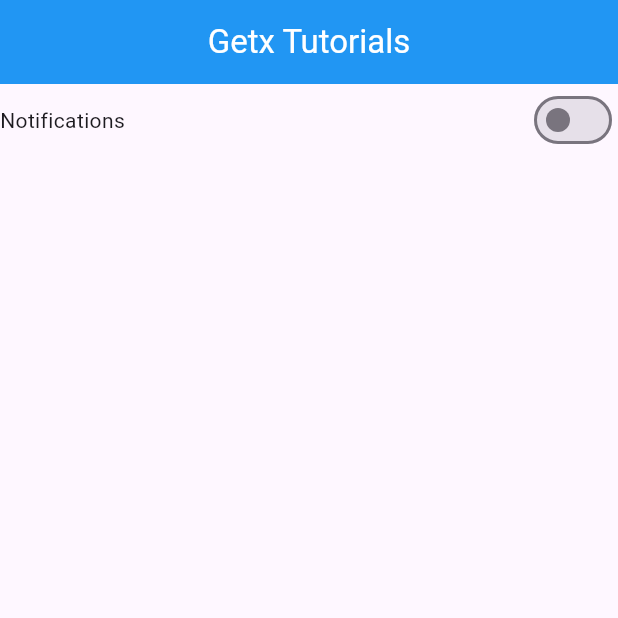
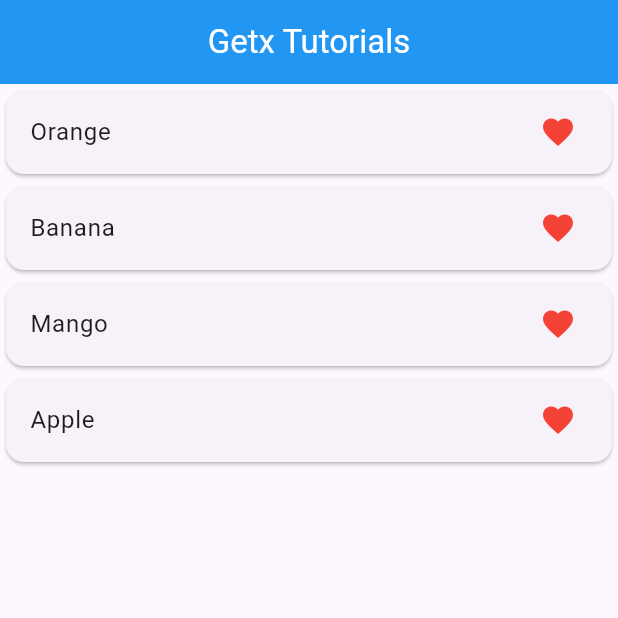
Before and after one commit to Hafiz-Muhammad-Shayan/GetxExplaination, a Flutter app: the screen it shows after launch, on a phone screen of 412 x 824 dp, the top half of it. Run offline on Flutter 3.47's test engine with Material 3 defaults, Android fonts, the phone set to English and light mode, and no system bars; our stand-ins replace get.

Commit message:
video 11 done favorate list  with getx

```diff
--- /dev/null
+++ b/lib/favorateClass.dart
@@ -0,0 +1,18 @@
+
+import 'package:get/get.dart';
+
+class FavorateclassController extends GetxController {
+
+    RxList<String> fruitList = ["Orange","Banana","Mango","Apple"].obs;
+    RxList temFruitList = [].obs;
+
+    addToFavorate(String value){
+      temFruitList.add(value);
+
+    }
+
+    removeFromFavorate(String value){
+      temFruitList.remove(value);
+
+    }
+}
--- a/lib/home_screen.dart
+++ b/lib/home_screen.dart
@@ -4,6 +4,7 @@ import 'package:get/get_connect/http/src/utils/utils.dart';
 import 'package:getxexplaination/counter_controller.dart';
 import 'package:getxexplaination/example_three.dart';
 import 'package:getxexplaination/example_two.dart';
+import 'package:getxexplaination/favorateClass.dart';
 import 'package:getxexplaination/screen_one.dart';
 
 class HomeScreen extends StatefulWidget {
@@ -14,9 +15,10 @@ class HomeScreen extends StatefulWidget {
 }
 
 class _HomeScreenState extends State<HomeScreen> {
-  ExampleThreeController exampleThreeController = Get.put(ExampleThreeController());
+  FavorateclassController controller = Get.put(FavorateclassController());
   @override
   Widget build(BuildContext context) {
+
     return Scaffold(
       appBar: AppBar(
         backgroundColor: Colors.blue,
@@ -28,23 +30,28 @@ class _HomeScreenState extends State<HomeScreen> {
           ),
         ),),
       ),
-      body: Column(
-        children: [
-          Row(
-            mainAxisAlignment: MainAxisAlignment.spaceBetween,
-            children: [
-              Text("Notifications"),
-              Obx(()=>Switch(
-                  value: exampleThreeController.Notification.value,
-                  onChanged: (value){
-                    exampleThreeController.setNotification(value);
+      body: ListView.builder(
+        itemCount: controller.fruitList.length,
+          itemBuilder: (context, index) {
+            return Card(
+              child: ListTile(
+                onTap: () {
+                  if(controller.temFruitList.contains(controller.fruitList[index])){
+                    controller.removeFromFavorate(controller.fruitList[index].toString());
+                  }
+                  else{
+                    controller.addToFavorate(controller.fruitList[index].toString());
 
+                  }
 
-                  }),
+                },
+                title: Text(controller.fruitList[index].toString()),
+                trailing: Obx(() => Icon(
+                  Icons.favorite,
+                  color:controller.temFruitList.contains(controller.fruitList[index]) ? Colors.white : Colors.red,)),
               ),
-            ],
-          ),
-        ],
+            );
+          },
       ),
 
     );
--- a/lib/main.dart
+++ b/lib/main.dart
@@ -18,9 +18,9 @@ class MyApp extends StatelessWidget {
     return GetMaterialApp(
       debugShowCheckedModeBanner: false,
       title: "flutter demo",
-      translations: Languages(),
-      locale: Locale("en","US"),
-      fallbackLocale: Locale("en","US"),
+      // translations: Languages(),
+      // locale: Locale("en","US"),
+      // fallbackLocale: Locale("en","US"),
       theme: ThemeData(
         primaryColor: Colors.blue,
       ),
```
